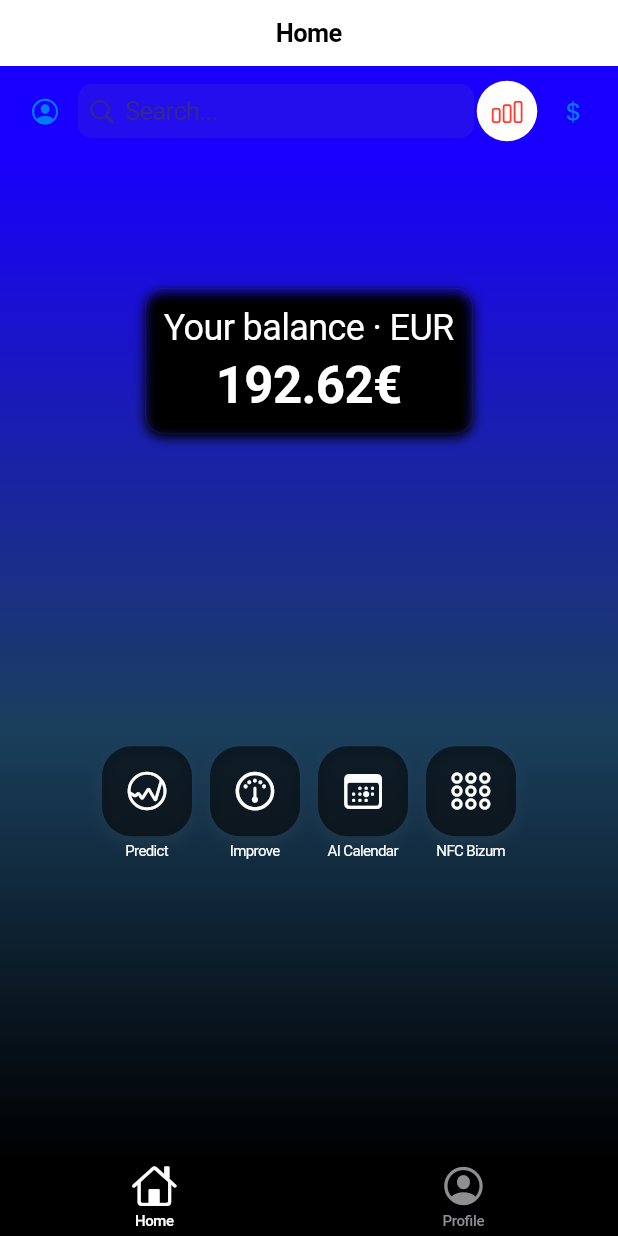
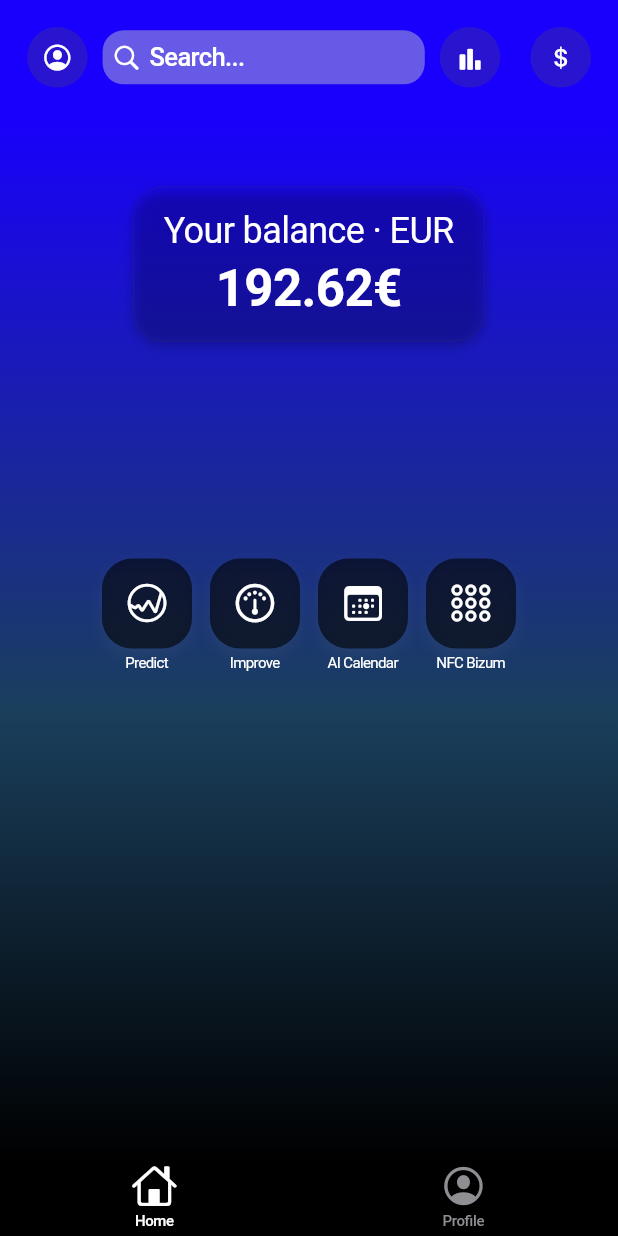
Before and after one commit to DidacDV/HackUPC-2025-FrontEnd, a Flutter app: the screen it shows after launch, on a phone screen of 412 x 824 dp. Run offline on Flutter 3.47's test engine with Material 3 defaults, Android fonts, the light colour scheme and no system bars.

Commit message:
Finished main page initial structure and styling.

```diff
--- a/lib/screens/home_screen.dart
+++ b/lib/screens/home_screen.dart
@@ -14,7 +14,7 @@ class HomeScreen extends StatelessWidget {
       child: GradientBackground(child: Column(
         mainAxisAlignment: MainAxisAlignment.start,
         children: [
-          const SizedBox(height: 80),
+          const SizedBox(height: 40),
           CupertinoCard(
             onTap: () {
               print("Card tapped!");
@@ -42,11 +42,10 @@ class HomeScreen extends StatelessWidget {
               ],
             ),
           ),
-          Expanded(
-            child:Row(
+            Row(
               mainAxisAlignment: MainAxisAlignment.center,
-              crossAxisAlignment: CrossAxisAlignment.center,
               children: [
+                const SizedBox(height: 350),
                 FloatingActionMenu(
                 items: [
                   FloatingActionItem(icon: CupertinoIcons.graph_circle, onPressed: () {
@@ -60,7 +59,7 @@ class HomeScreen extends StatelessWidget {
               ]
               ,)
 
-          )
+
 
         ],
       ))
--- a/lib/widgets/CupertinoCard.dart
+++ b/lib/widgets/CupertinoCard.dart
@@ -21,12 +21,12 @@ class CupertinoCard extends StatelessWidget {
       onTap: onTap,
       child: Container(
         margin: margin,
-        padding: padding,
+        padding: EdgeInsets.symmetric(horizontal: 20.0, vertical: 15),
         decoration: BoxDecoration(
-          borderRadius: BorderRadius.circular(12),
+          borderRadius: BorderRadius.circular(20),
           boxShadow: [
             BoxShadow(
-              color: CupertinoColors.black,
+              color: Color(0x3A000000),
               blurRadius: 6,
               offset: Offset(0, 3),
             ),
--- a/lib/widgets/base_layout.dart
+++ b/lib/widgets/base_layout.dart
@@ -13,9 +13,7 @@ class BaseLayout extends StatelessWidget {
   @override
   Widget build(BuildContext context) {
     return CupertinoPageScaffold(
-      navigationBar: CupertinoNavigationBar(
-        middle: Text(title),
-      ),
+      backgroundColor: Color(0xFF1900FC),
       child: SafeArea(
         child: Column(
           children: [
@@ -26,13 +24,33 @@ class BaseLayout extends StatelessWidget {
                 children: [
                   CupertinoButton(
                     padding: const EdgeInsets.all(10.0),
-                    child: const Icon(CupertinoIcons.profile_circled),
                     onPressed: () {
                     },
+                    child: Container(
+                      padding: const EdgeInsets.all(10.0),
+                      decoration: BoxDecoration(
+                        color: Color(0x42555151), // Background color
+                        shape: BoxShape.circle,
+                      ),
+                      child: const Icon(
+                        CupertinoIcons.profile_circled,
+                        color: CupertinoColors.white,
+                        weight: 700,
+                      ),
+                    ),
                   ),
                   Expanded(
                     child: CupertinoSearchTextField(
+                      decoration: BoxDecoration(
+                        color: Color(0x71CACACA),
+                        borderRadius: BorderRadius.circular(14.0),
+                      ),
                       placeholder: 'Search...',
+                      itemColor: CupertinoColors.white,
+                      placeholderStyle: TextStyle(
+                        color: CupertinoColors.white,
+                        fontWeight: FontWeight.w500,
+                      ),
                       onChanged: (value) {
                       },
                     ),
@@ -40,25 +58,37 @@ class BaseLayout extends StatelessWidget {
                   Row(
                     children: [
                       CupertinoButton(
-                        padding: EdgeInsets.zero,
+                        padding: const EdgeInsets.all(10.0),
                         onPressed: () {},
                         child: Container(
                           padding: const EdgeInsets.all(10.0),
                           decoration: BoxDecoration(
-                            color: CupertinoColors.white, // Background color
+                            color: Color(0x42555151), // Background color
                             shape: BoxShape.circle,
                           ),
                           child: const Icon(
-                            CupertinoIcons.chart_bar,
-                            color: CupertinoColors.destructiveRed,
+                            CupertinoIcons.chart_bar_alt_fill,
+                            color: CupertinoColors.white,
+                            weight: 700,
                           ),
                         ),
                       ),
                       CupertinoButton(
                         padding: const EdgeInsets.all(10.0),
-                        child: const Icon(CupertinoIcons.money_dollar),
                         onPressed: () {
                         },
+                        child: Container(
+                          padding: const EdgeInsets.all(10.0),
+                          decoration: BoxDecoration(
+                            color: Color(0x42555151), // Background color
+                            shape: BoxShape.circle,
+                          ),
+                          child: const Icon(
+                            CupertinoIcons.money_dollar,
+                            color: CupertinoColors.white,
+                            weight: 700,
+                          ),
+                        ),
                       ),
                     ],
                   )
```
